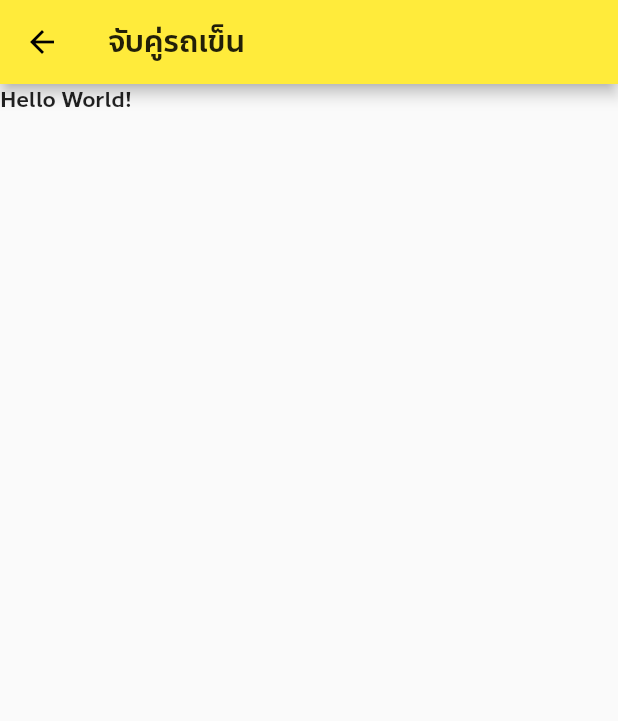
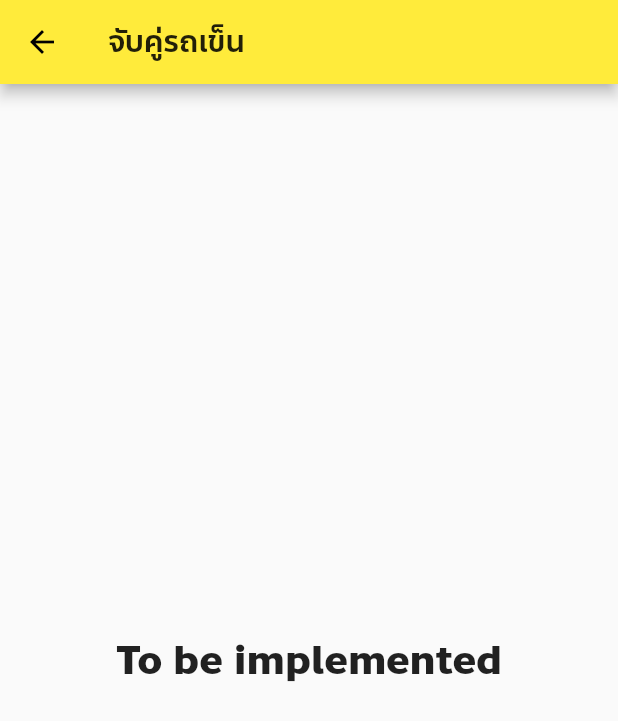
Before and after one commit to Leomotors/NSM2021-SmartWheelChair-MobileApp, a Flutter app: the screen it shows after launch, in the side drawer, after a tap on "จับคู่รถเข็น", on a phone screen of 412 x 824 dp. Shown: the top 721 px of the screen. Run offline on Flutter 3.47's test engine with Material 2 defaults, Android fonts, the phone set to English and light mode, and no system bars; our stand-ins replace package_info.

Commit message:
1.0.11 Checkpoint

```diff
--- a/lib/main.dart
+++ b/lib/main.dart
@@ -3,7 +3,6 @@ import 'package:flutter/material.dart';
 import 'package:nsm2021_smartwheelchair_mobileapp/constants/assets_path.dart';
 import 'package:nsm2021_smartwheelchair_mobileapp/screens/PairWheelChair.dart';
 import 'package:package_info/package_info.dart';
-import 'package:url_launcher/url_launcher.dart';
 
 void main() {
   runApp(MyApp());
@@ -31,7 +30,6 @@ class MyHomePage extends StatefulWidget {
 }
 
 class _MyHomePageState extends State<MyHomePage> {
-  final String _sendToRickURL = "https://www.youtube.com/watch?v=j8PxqgliIno";
   String _appVersion = "Unable to load";
 
   @override
--- a/lib/screens/PairWheelChair.dart
+++ b/lib/screens/PairWheelChair.dart
@@ -14,7 +14,15 @@ class _PairWheelChairPageState extends State<PairWheelChairPage> {
       appBar: AppBar(
         title: Text("จับคู่รถเข็น"),
       ),
-      body: Text("Hello World!"),
+      body: Center(
+        child: Text(
+          "To be implemented",
+          style: TextStyle(
+            fontSize: 26,
+            fontWeight: FontWeight.bold,
+          ),
+        ),
+      ),
     );
   }
 }
--- a/pubspec.yaml
+++ b/pubspec.yaml
@@ -15,7 +15,7 @@ publish_to: 'none' # Remove this line if you wish to publish to pub.dev
 # In iOS, build-name is used as CFBundleShortVersionString while build-number used as CFBundleVersion.
 # Read more about iOS versioning at
 # https://developer.apple.com/library/archive/documentation/General/Reference/InfoPlistKeyReference/Articles/CoreFoundationKeys.html
-version: 1.0.10
+version: 1.0.11
 
 environment:
   sdk: ">=2.12.0 <3.0.0"
```
